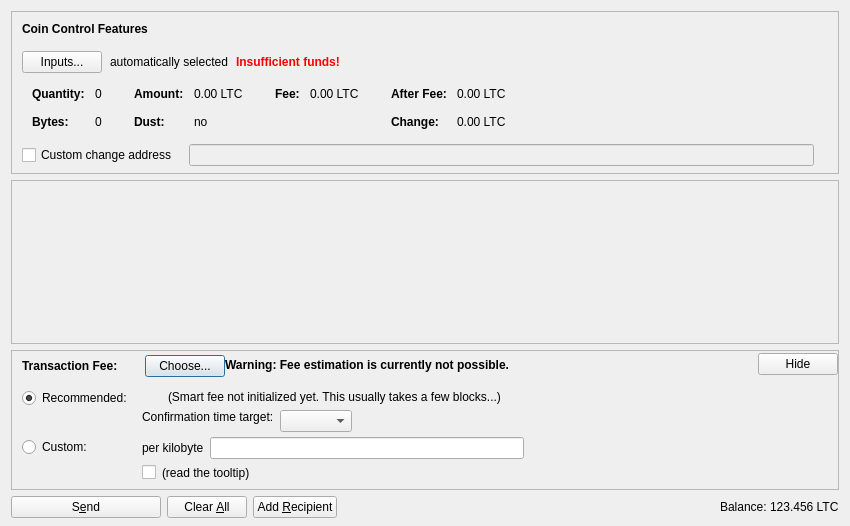
First picture: the form in src/qt/forms/sendcoinsdialog.ui, repository progof/esrltc16, before the edit.
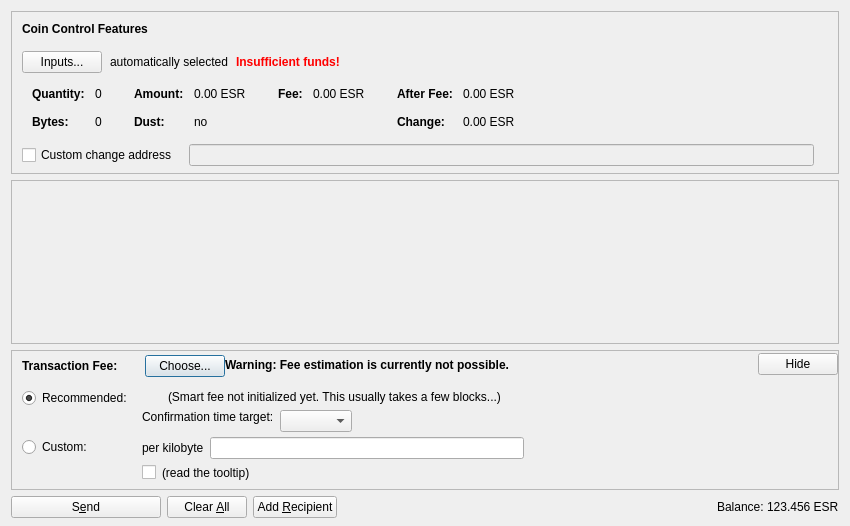
Second picture: the form after the edit. Icons and pictures are not drawn. Custom widgets are drawn as their Qt base class.

The edit to the form file:
```diff
--- a/src/qt/forms/sendcoinsdialog.ui
+++ b/src/qt/forms/sendcoinsdialog.ui
@@ -324,7 +324,7 @@
                   <enum>Qt::ActionsContextMenu</enum>
                  </property>
                  <property name="text">
-                  <string notr="true">0.00 LTC</string>
+                  <string notr="true">0.00 ESR</string>
                  </property>
                  <property name="textInteractionFlags">
                   <set>Qt::LinksAccessibleByMouse|Qt::TextSelectableByKeyboard|Qt::TextSelectableByMouse</set>
@@ -404,7 +404,7 @@
                   <enum>Qt::ActionsContextMenu</enum>
                  </property>
                  <property name="text">
-                  <string notr="true">0.00 LTC</string>
+                  <string notr="true">0.00 ESR</string>
                  </property>
                  <property name="textInteractionFlags">
                   <set>Qt::LinksAccessibleByMouse|Qt::TextSelectableByKeyboard|Qt::TextSelectableByMouse</set>
@@ -455,7 +455,7 @@
                   <enum>Qt::ActionsContextMenu</enum>
                  </property>
                  <property name="text">
-                  <string notr="true">0.00 LTC</string>
+                  <string notr="true">0.00 ESR</string>
                  </property>
                  <property name="textInteractionFlags">
                   <set>Qt::LinksAccessibleByMouse|Qt::TextSelectableByKeyboard|Qt::TextSelectableByMouse</set>
@@ -484,7 +484,7 @@
                   <enum>Qt::ActionsContextMenu</enum>
                  </property>
                  <property name="text">
-                  <string notr="true">0.00 LTC</string>
+                  <string notr="true">0.00 ESR</string>
                  </property>
                  <property name="textInteractionFlags">
                   <set>Qt::LinksAccessibleByMouse|Qt::TextSelectableByKeyboard|Qt::TextSelectableByMouse</set>
@@ -1237,7 +1237,7 @@
           <cursorShape>IBeamCursor</cursorShape>
          </property>
          <property name="text">
-          <string notr="true">123.456 LTC</string>
+          <string notr="true">123.456 ESR</string>
          </property>
          <property name="textInteractionFlags">
           <set>Qt::LinksAccessibleByMouse|Qt::TextSelectableByKeyboard|Qt::TextSelectableByMouse</set>
```
